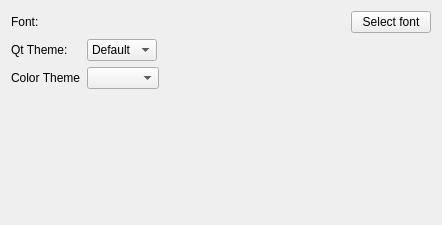
Qt form src/dialogs/preferences/GeneralOptionsWidget.ui (rizinorg/cutter) before a commit.
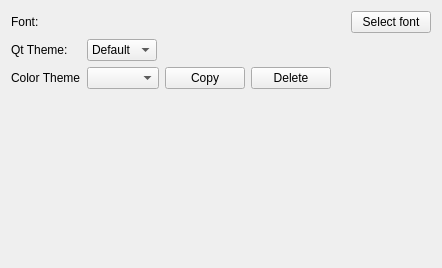
The same form after that commit. Custom widgets are drawn as their Qt base class.

```diff
--- a/src/dialogs/preferences/GeneralOptionsWidget.ui
+++ b/src/dialogs/preferences/GeneralOptionsWidget.ui
@@ -7,7 +7,7 @@
     <x>0</x>
     <y>0</y>
     <width>442</width>
-    <height>225</height>
+    <height>268</height>
    </rect>
   </property>
   <property name="windowTitle">
@@ -91,6 +91,8 @@
       </widget>
      </item>
      <item row="2" column="1">
+      <layout class="QHBoxLayout" name="horizontalLayout_3">
+       <item>
       <widget class="QComboBox" name="colorComboBox">
        <property name="sizePolicy">
         <sizepolicy hsizetype="Maximum" vsizetype="Fixed">
@@ -100,7 +102,45 @@
        </property>
       </widget>
      </item>
-    </layout>
+       <item>
+        <widget class="QPushButton" name="copyButton">
+         <property name="sizePolicy">
+          <sizepolicy hsizetype="Maximum" vsizetype="Fixed">
+           <horstretch>0</horstretch>
+           <verstretch>0</verstretch>
+          </sizepolicy>
+         </property>
+         <property name="text">
+          <string>Copy</string>
+         </property>
+        </widget>
+       </item>
+       <item>
+        <widget class="QPushButton" name="deleteButton">
+         <property name="text">
+          <string>Delete</string>
+         </property>
+        </widget>
+       </item>
+       <item>
+        <spacer name="horizontalSpacer">
+         <property name="orientation">
+          <enum>Qt::Horizontal</enum>
+         </property>
+         <property name="sizeHint" stdset="0">
+          <size>
+           <width>40</width>
+           <height>20</height>
+          </size>
+         </property>
+        </spacer>
+       </item>
+      </layout>
+     </item>
+    </layout>
+   </item>
+   <item>
+    <widget class="ColorSchemePrefWidget" name="colorSchemePrefWidget" native="true"/>
    </item>
   </layout>
   <action name="actionSaveAsDefault">
@@ -109,6 +149,14 @@
    </property>
   </action>
  </widget>
+ <customwidgets>
+  <customwidget>
+   <class>ColorSchemePrefWidget</class>
+   <extends>QWidget</extends>
+   <header>widgets/ColorSchemePrefWidget.h</header>
+   <container>1</container>
+  </customwidget>
+ </customwidgets>
  <resources/>
  <connections/>
 </ui>
```
Lines whose indentation alone changed are shown as unchanged.
